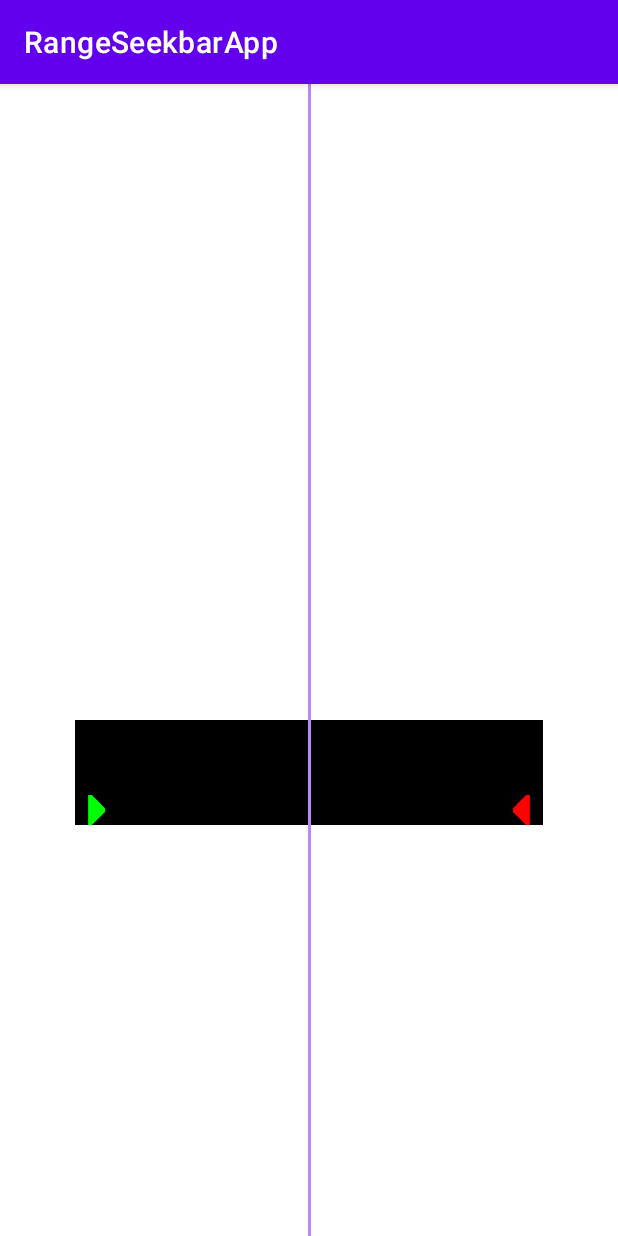
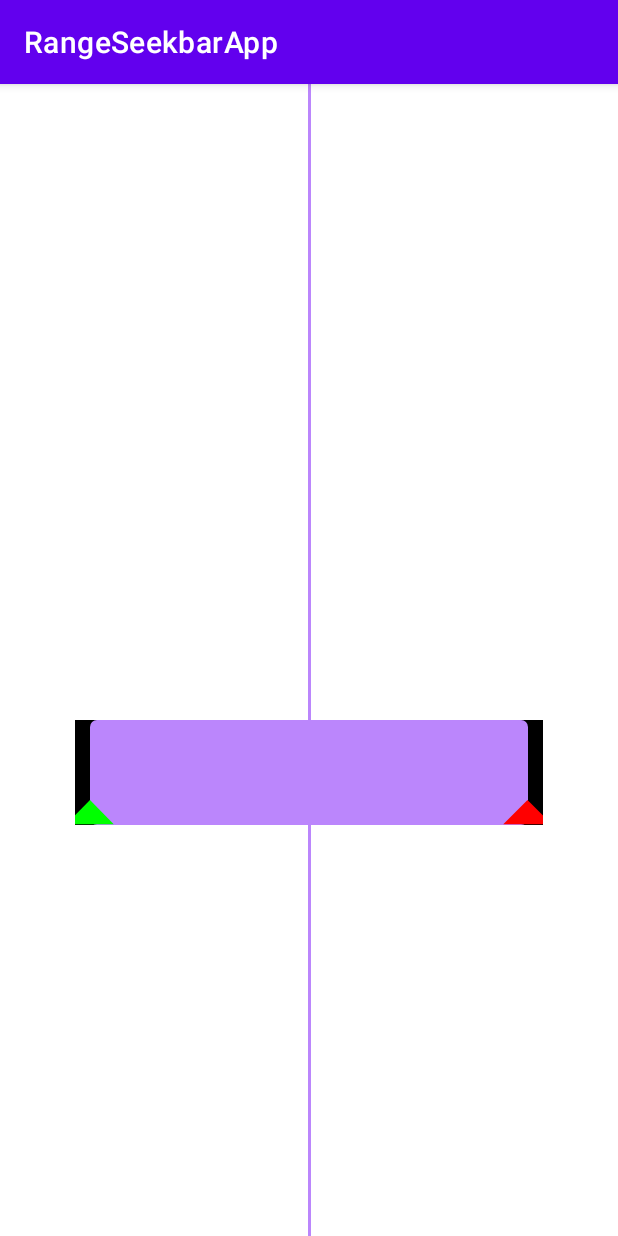
Before and after one commit to AvaneeshAsokan/RangeSeekbar, an Android app: the screen it shows after launch (MainActivity), on a phone screen of 412 x 824 dp. Run offline under Robolectric (Android 15) with nearby library versions, the phone set to English and light mode, and no system bars; 6 statements that could not run were skipped.

Commit message:
- Added thumb drawables for left and right thumbs. - Added track color and track height properties.

```diff
--- a/rangeseekbarapp/src/main/java/com/laymancodes/rangeseekbarapp/MainActivity.kt
+++ b/rangeseekbarapp/src/main/java/com/laymancodes/rangeseekbarapp/MainActivity.kt
@@ -31,6 +31,10 @@ class   MainActivity: AppCompatActivity(), RangeChangeListener {
             setUseIntrinsicSize(true)
 //            setBarHeight(40.px.toFloat())
             setThumbGravity(Gravity.BOTTOM)
+            setLeftThumbDrawable(resources.getDrawable(R.drawable.ic_triangle_green, context?.theme))
+            setRightThumbDrawable(resources.getDrawable(R.drawable.ic_triangle_red, context?.theme))
+            setTrackColor(resources.getColor(R.color.purple_200, context?.theme))
+            setTrackHeight(-1)  //  for match_parent
         }
     }
 
```
